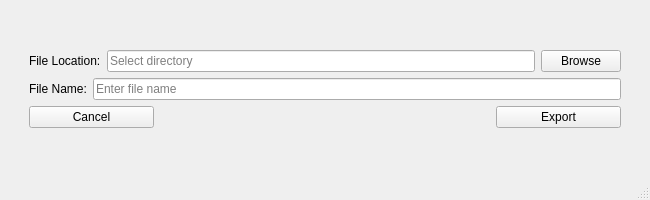
Qt form export_to_csv_window.ui (TrinhLab/CASPERapp) before a commit.
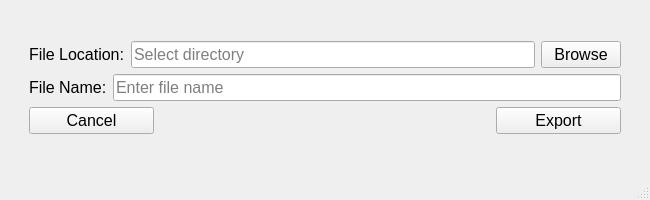
The same form after that commit.

What changed in the file:
```diff
--- a/export_to_csv_window.ui
+++ b/export_to_csv_window.ui
@@ -10,6 +10,11 @@
     <height>200</height>
    </rect>
   </property>
+  <property name="font">
+   <font>
+    <pointsize>12</pointsize>
+   </font>
+  </property>
   <property name="windowTitle">
    <string>MainWindow</string>
   </property>
```
